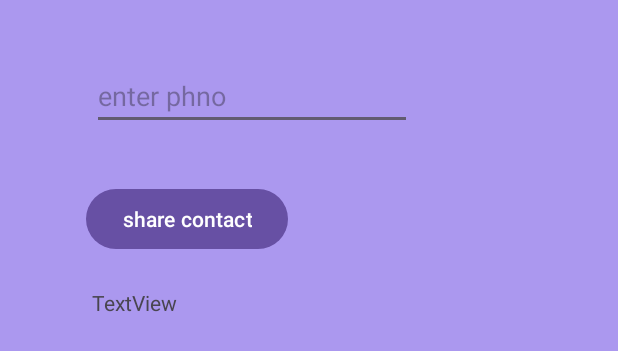
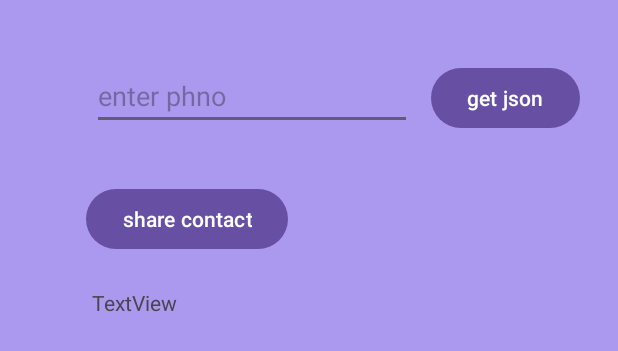
Before and after one commit to abdultanveer/paypal2, an Android app: the layout activity_home.xml on its own in the app's theme, with its tools: preview values and no code run, on a phone screen of 412 x 824 dp. Shown: the top 351 px of the screen. Run offline under Robolectric (Android 15) with nearby library versions, the phone set to English and light mode, and no system bars.

Commit message:
getting json

```diff
--- a/app/src/main/java/com/example/paypal/MainActivity.kt
+++ b/app/src/main/java/com/example/paypal/MainActivity.kt
@@ -22,7 +22,7 @@ import com.google.android.material.snackbar.Snackbar
 
 class MainActivity : AppCompatActivity() {
 
-    lateinit var  textView: TextView
+    lateinit var  textView: TextView //declarationn
     var TAG = MainActivity::class.java.simpleName
 
         //"MainActivity"
@@ -30,7 +30,7 @@ class MainActivity : AppCompatActivity() {
     override fun onCreate(savedInstanceState: Bundle?) {
         super.onCreate(savedInstanceState)
         setContentView(R.layout.activity_main)
-       textView = findViewById(R.id.textView)
+       textView = findViewById(R.id.textView) //gettinng handle
         Log.i(TAG,"oncreate-egg")
     }
 
@@ -82,7 +82,7 @@ class MainActivity : AppCompatActivity() {
         super.onActivityResult(requestCode, resultCode, dataIntent)
         if(resultCode == RESULT_OK){
             var phno = dataIntent?.getStringExtra("phno")
-            textView.setText(phno)
+            textView.setText(phno) //using it
         }
     }
 
--- a/app/src/main/res/layout/activity_home.xml
+++ b/app/src/main/res/layout/activity_home.xml
@@ -27,8 +27,8 @@
         android:layout_height="wrap_content"
         android:layout_marginStart="57dp"
         android:layout_marginTop="35dp"
+        android:onClick="sendContact"
         android:text="share contact"
-        android:onClick="sendContact"
         app:layout_constraintStart_toStartOf="parent"
         app:layout_constraintTop_toBottomOf="@+id/etContact" />
 
@@ -41,4 +41,13 @@
         android:text="TextView"
         app:layout_constraintStart_toStartOf="@+id/button2"
         app:layout_constraintTop_toBottomOf="@+id/button2" />
+
+    <Button
+        android:id="@+id/btnJson"
+        android:layout_width="wrap_content"
+        android:layout_height="wrap_content"
+        android:layout_marginEnd="25dp"
+        android:text="get json"
+        app:layout_constraintBaseline_toBaselineOf="@+id/etContact"
+        app:layout_constraintEnd_toEndOf="parent" />
 </androidx.constraintlayout.widget.ConstraintLayout>
--- a/gradle/libs.versions.toml
+++ b/gradle/libs.versions.toml
@@ -9,6 +9,8 @@ appcompat = "1.7.0"
 material = "1.12.0"
 activity = "1.9.2"
 constraintlayout = "2.1.4"
+retrofit = "2.11.0"
+converterScalars = "2.11.0"
 
 [libraries]
 androidx-core-ktx = { group = "androidx.core", name = "core-ktx", version.ref = "coreKtx" }
@@ -19,6 +21,8 @@ androidx-appcompat = { group = "androidx.appcompat", name = "appcompat", version
 material = { group = "com.google.android.material", name = "material", version.ref = "material" }
 androidx-activity = { group = "androidx.activity", name = "activity", version.ref = "activity" }
 androidx-constraintlayout = { group = "androidx.constraintlayout", name = "constraintlayout", version.ref = "constraintlayout" }
+retrofit = { group = "com.squareup.retrofit2", name = "retrofit", version.ref = "retrofit" }
+converter-scalars = { group = "com.squareup.retrofit2", name = "converter-scalars", version.ref = "converterScalars" }
 
 [plugins]
 android-application = { id = "com.android.application", version.ref = "agp" }
```
Also changed, not shown: app/build.gradle.kts (+7 -0 lines), app/src/main/AndroidManifest.xml (+7 -4 lines), app/src/main/java/com/example/paypal/HomeActivity.kt (+37 -7 lines), app/src/main/java/com/example/paypal/network/MarsApiService.kt (added, +31 -0 lines).
